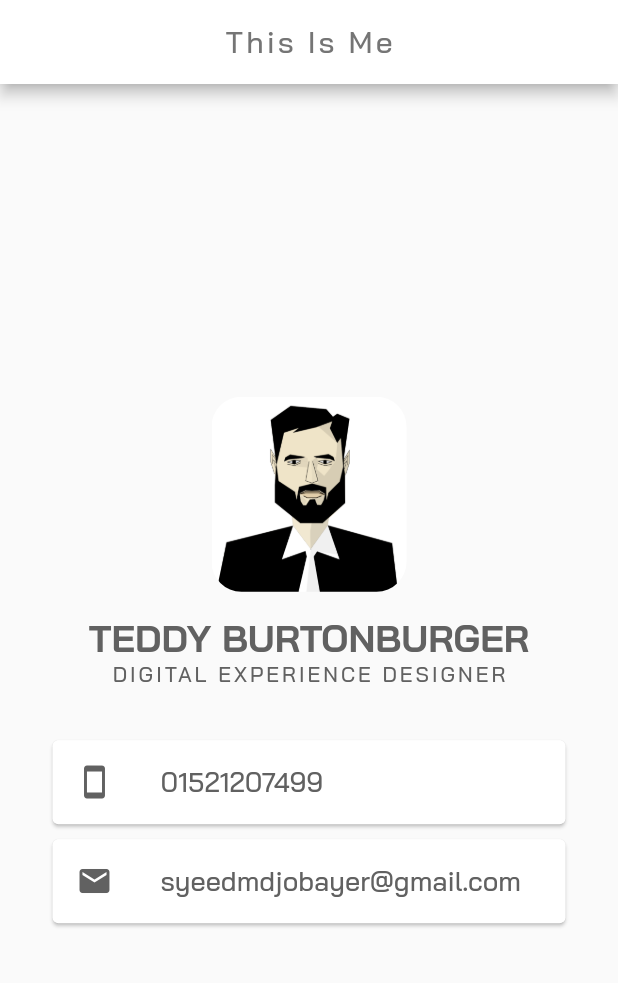
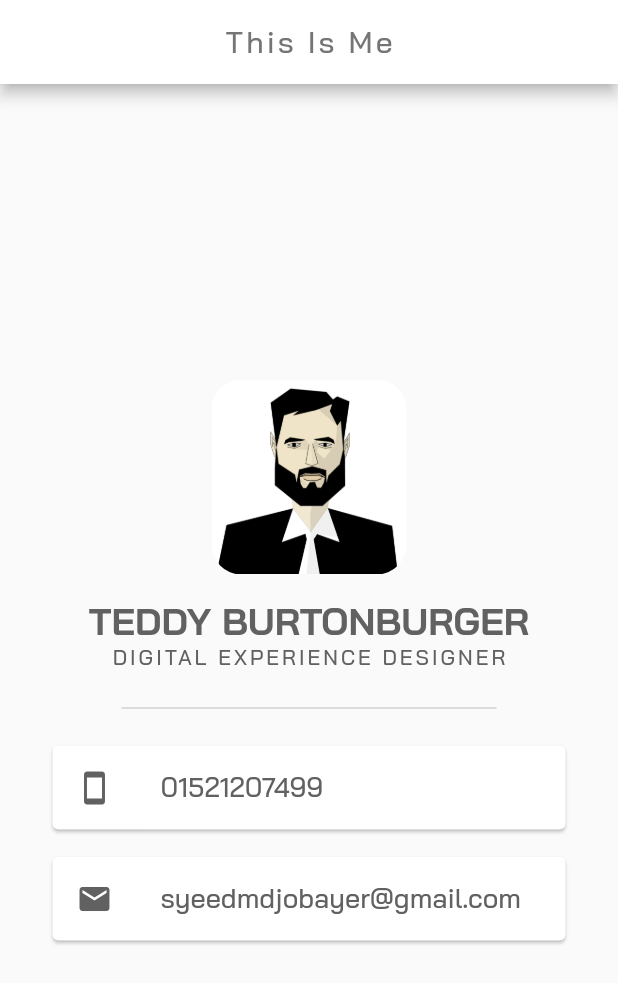
Before and after one commit to TeddyJubu/My_card, a Flutter app: the screen it shows after launch, on a phone screen of 412 x 824 dp. Shown: the top 983 px of the screen. Run offline on Flutter 3.47's test engine with Material 2 defaults, Android fonts, the phone set to English and light mode, and no system bars.

Commit message:
Divider Added

```diff
--- a/lib/main.dart
+++ b/lib/main.dart
@@ -68,8 +68,15 @@ class MyApp extends StatelessWidget {
                   letterSpacing: 2,
                 ),
               ),
+              SizedBox(
+                height: 50.0,
+                width: 250.0,
+                child: Divider(
+                  color: Colors.grey.shade400,
+                ),
+              ),
               Card(
-                margin: EdgeInsets.fromLTRB(35, 35, 35, 0),
+                margin: EdgeInsets.fromLTRB(35, 0, 35, 0),
                 color: Colors.white,
                 //width: double.infinity,
                 //height: 50.0,
@@ -91,7 +98,7 @@ class MyApp extends StatelessWidget {
                 ),
               ),
               Card(
-                margin: EdgeInsets.fromLTRB(35, 10, 35, 0),
+                margin: EdgeInsets.fromLTRB(35, 18, 35, 0),
                 color: Colors.white,
                 //width: double.infinity,
                 //height: 50.0,
```
